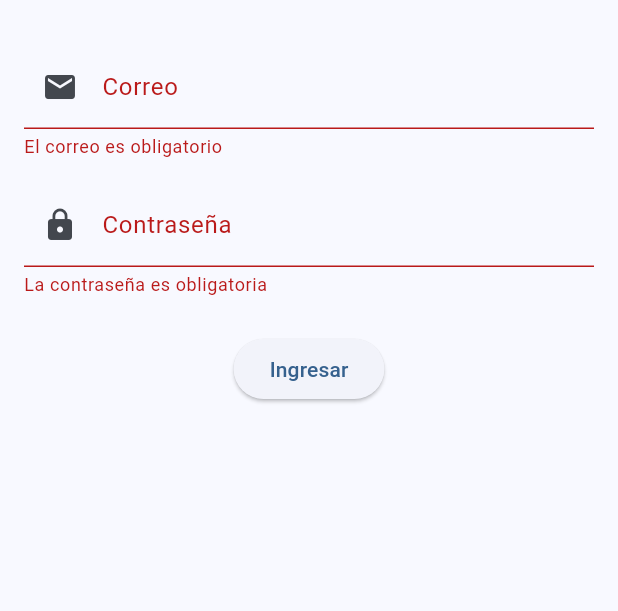
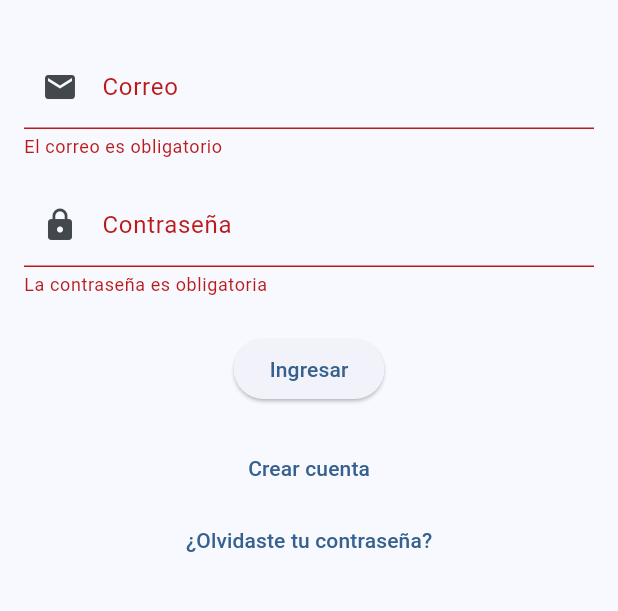
Before and after one commit to JuanHuamaniVasquez/Programacion-para-Dispositivos-Moviles---Juan-Huamani, a Flutter app: the screen it shows after launch, after a tap on "Ingresar", on a phone screen of 412 x 824 dp, the part 63-674 px from its top. Run offline on Flutter 3.47's test engine with Material 3 defaults, Android fonts, the phone set to English and light mode, and no system bars.

Commit message:
Mostrar email en la pantalla CRUD
Se manda el email desde LoginScreen a ListScreen
Se agrego el mensaje de bienvenida al Appbar

```diff
--- a/Actividad en Clase - Pantalla de Login con Validaciones/lib/main.dart
+++ b/Actividad en Clase - Pantalla de Login con Validaciones/lib/main.dart
@@ -21,7 +21,7 @@ class MyApp extends StatelessWidget {
   @override
   Widget build(BuildContext context) {
     return MaterialApp(
-      title: 'Login + CRUD Demo',
+      title: 'Login + CRUD',
       debugShowCheckedModeBanner: false,
       theme: ThemeData(
         colorScheme: ColorScheme.fromSeed(seedColor: Colors.blue),
--- a/Actividad en Clase - Pantalla de Login con Validaciones/lib/views/login_screen.dart
+++ b/Actividad en Clase - Pantalla de Login con Validaciones/lib/views/login_screen.dart
@@ -83,12 +83,27 @@ class _LoginScreenState extends State<LoginScreen> {
                     Navigator.push(
                       context,
                       MaterialPageRoute(
-                        builder: (_) => UserListScreen(),
+                        builder: (_) => UserListScreen(email: _email),
                       ),
                     );
                   }
                 },
                 child: const Text('Ingresar'),
+              ),
+              const SizedBox(height: 18),
+
+              // Actividad 2 – Mejorar interfaz:
+              // - Botón "Crear cuenta"
+              // - Texto "¿Olvidaste tu contraseña?"
+              TextButton(
+                onPressed: () {
+                },
+                child: const Text('Crear cuenta'),
+              ),
+              TextButton(
+                onPressed: () {
+                },
+                child: const Text('¿Olvidaste tu contraseña?'),
               ),
             ],
           ),
```
Also changed, not shown: Actividad en Clase - Pantalla de Login con Validaciones/lib/views/user_list_screen.dart (+6 -2 lines).
